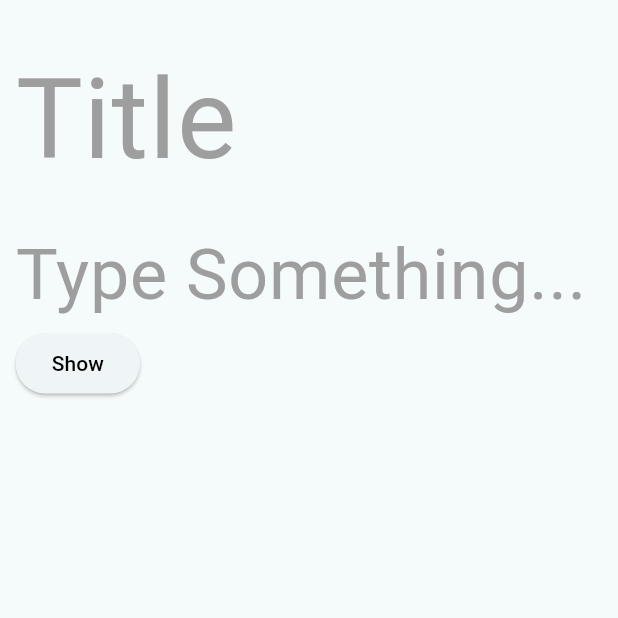
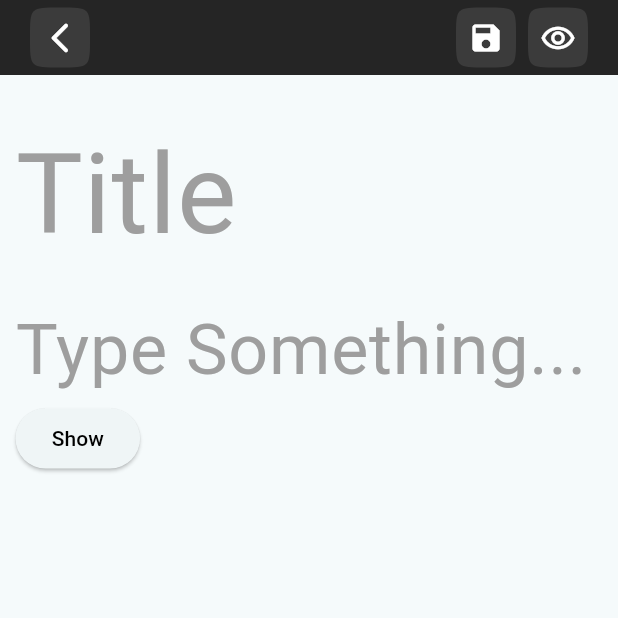
Before and after one commit to AhmedShehatah/Noted, a Flutter app: the ShowNote screen opened directly with empty values, after a tap on "edit", on a phone screen of 412 x 824 dp, the top half of it. Run offline on Flutter 3.47's test engine with Material 3 defaults, Android fonts, the phone set to English and light mode, and no system bars; our stand-ins replace drift, flutter_slidable, get, get_it, logger, sqlite3_flutter_libs; missing offline and left inert: sqlite3; accounts and stored records are empty; generated files the repository leaves out were written again.

Commit message:
appbar ui

```diff
--- a/lib/core/widgets/secondary_appbar.dart
+++ b/lib/core/widgets/edit_appbar.dart
@@ -4,22 +4,27 @@ import '../constants/brand_colors.dart';
 import '../di/di_manager.dart';
 import '../styles/app_styles.dart';
 
-class SecondaryAppBar extends StatelessWidget implements PreferredSizeWidget {
-  const SecondaryAppBar({super.key});
+class EditAppBar extends StatelessWidget implements PreferredSizeWidget {
+  const EditAppBar({super.key});
 
   @override
   Widget build(BuildContext context) {
-    return AppBar(backgroundColor: BrandColors.grey, title: _buildBar());
+    return AppBar(
+        automaticallyImplyLeading: false,
+        backgroundColor: BrandColors.grey,
+        title: _buildBar());
   }
 
   Widget _buildBar() {
     return Row(
       children: [
-        BackButton(
+        IconButton.outlined(
+          style: AppStyle.iconButtonMainStyle(),
+          color: BrandColors.white,
           onPressed: () {
             DIManager.findNavigator().pop();
           },
-          color: BrandColors.white,
+          icon: const Icon(Icons.arrow_back_ios_new_rounded),
         ),
         const Spacer(),
         Row(
--- a/lib/core/widgets/main_appbar.dart
+++ b/lib/core/widgets/main_appbar.dart
@@ -7,7 +7,7 @@ import 'search_field.dart';
 class MainAppBar extends StatefulWidget implements PreferredSizeWidget {
   const MainAppBar({super.key});
   @override
-  Size get preferredSize => const Size.fromHeight(100);
+  Size get preferredSize => const Size.fromHeight(50);
   @override
   State<MainAppBar> createState() => _MainAppBarState();
 }
@@ -23,6 +23,7 @@ class _MainAppBarState extends State<MainAppBar> {
   @override
   Widget build(BuildContext context) {
     return AppBar(
+        automaticallyImplyLeading: false,
         backgroundColor: BrandColors.grey,
         title: isSearching ? _searchAppBar() : _normalAppBar());
   }
--- /dev/null
+++ b/lib/core/widgets/show_appbar.dart
@@ -0,0 +1,46 @@
+import 'package:flutter/material.dart';
+
+import '../constants/brand_colors.dart';
+import '../di/di_manager.dart';
+import '../styles/app_styles.dart';
+
+class ShowNoteAppBar extends StatelessWidget implements PreferredSizeWidget {
+  const ShowNoteAppBar({super.key});
+
+  @override
+  Widget build(BuildContext context) {
+    return AppBar(
+        automaticallyImplyLeading: false,
+        backgroundColor: BrandColors.grey,
+        title: _buildBar());
+  }
+
+  Widget _buildBar() {
+    return Row(
+      children: [
+        IconButton.outlined(
+          style: AppStyle.iconButtonMainStyle(),
+          color: BrandColors.white,
+          onPressed: () {
+            DIManager.findNavigator().pop();
+          },
+          icon: const Icon(Icons.arrow_back_ios_new_rounded),
+        ),
+        const Spacer(),
+        Row(
+          children: [
+            IconButton.outlined(
+              style: AppStyle.iconButtonMainStyle(),
+              color: BrandColors.white,
+              onPressed: () {},
+              icon: const Icon(Icons.mode_edit_outline_outlined),
+            )
+          ],
+        )
+      ],
+    );
+  }
+
+  @override
+  Size get preferredSize => const Size.fromHeight(50);
+}
--- a/lib/features/add_notes/page/add_notes.dart
+++ b/lib/features/add_notes/page/add_notes.dart
@@ -4,6 +4,7 @@ import '../../../controller/notes_controller.dart';
 import '../../../core/constants/brand_colors.dart';
 import '../../../core/di/di_manager.dart';
 import '../../../core/utils/screen_utils.dart';
+import '../../../core/widgets/edit_appbar.dart';
 import '../widgets/info_dialog.dart';
 
 class AddNotes extends StatefulWidget {
@@ -21,6 +22,7 @@ class _AddNotesState extends State<AddNotes> {
   @override
   Widget build(BuildContext context) {
     return Scaffold(
+      appBar: const EditAppBar(),
       resizeToAvoidBottomInset: true,
       body: Padding(
         padding: EdgeInsets.all(16.height),
--- a/lib/features/editor/editor.dart
+++ b/lib/features/editor/editor.dart
@@ -5,6 +5,7 @@ import '../../../core/constants/brand_colors.dart';
 import '../../../core/di/di_manager.dart';
 import '../../../core/utils/screen_utils.dart';
 import '../../../data/db/setup/db_setup.dart';
+import '../../core/widgets/edit_appbar.dart';
 import '../add_notes/widgets/info_dialog.dart';
 
 class EditorPage extends StatefulWidget {
@@ -26,6 +27,7 @@ class _EditorPageState extends State<EditorPage> {
     _contentController.text = widget.note.content;
 
     return Scaffold(
+      appBar: const EditAppBar(),
       resizeToAvoidBottomInset: true,
       body: Padding(
         padding: EdgeInsets.all(16.height),
--- a/lib/features/notes_list_page.dart
+++ b/lib/features/notes_list_page.dart
@@ -7,6 +7,7 @@ import '../core/di/di_manager.dart';
 import '../core/utils/screen_utils.dart';
 import 'package:flutter_slidable/flutter_slidable.dart';
 
+import '../core/widgets/main_appbar.dart';
 import 'add_notes/page/add_notes.dart';
 import 'show/page/show_note.dart';
 
@@ -30,6 +31,7 @@ class _NotesListPageState extends State<NotesListPage> {
   @override
   Widget build(BuildContext context) {
     return Scaffold(
+        appBar: const MainAppBar(),
         floatingActionButton: FloatingActionButton(
           backgroundColor: BrandColors.grey,
           child: const Icon(
--- a/lib/features/show/page/show_note.dart
+++ b/lib/features/show/page/show_note.dart
@@ -2,10 +2,9 @@ import 'package:flutter/material.dart';
 import '../../../controller/notes_controller.dart';
 import '../../../core/di/di_manager.dart';
 import '../../../core/utils/screen_utils.dart';
-
 import '../../../core/constants/brand_colors.dart';
+import '../../../core/widgets/show_appbar.dart';
 import '../../../data/db/setup/db_setup.dart';
-import '../../add_notes/page/add_notes.dart';
 import '../../editor/editor.dart';
 
 class ShowNote extends StatefulWidget {
@@ -21,6 +20,7 @@ class _ShowNoteState extends State<ShowNote> {
   @override
   Widget build(BuildContext context) {
     return Scaffold(
+      appBar: const ShowNoteAppBar(),
       body: Padding(
         padding: EdgeInsets.all(20.width),
         child: SingleChildScrollView(
```
